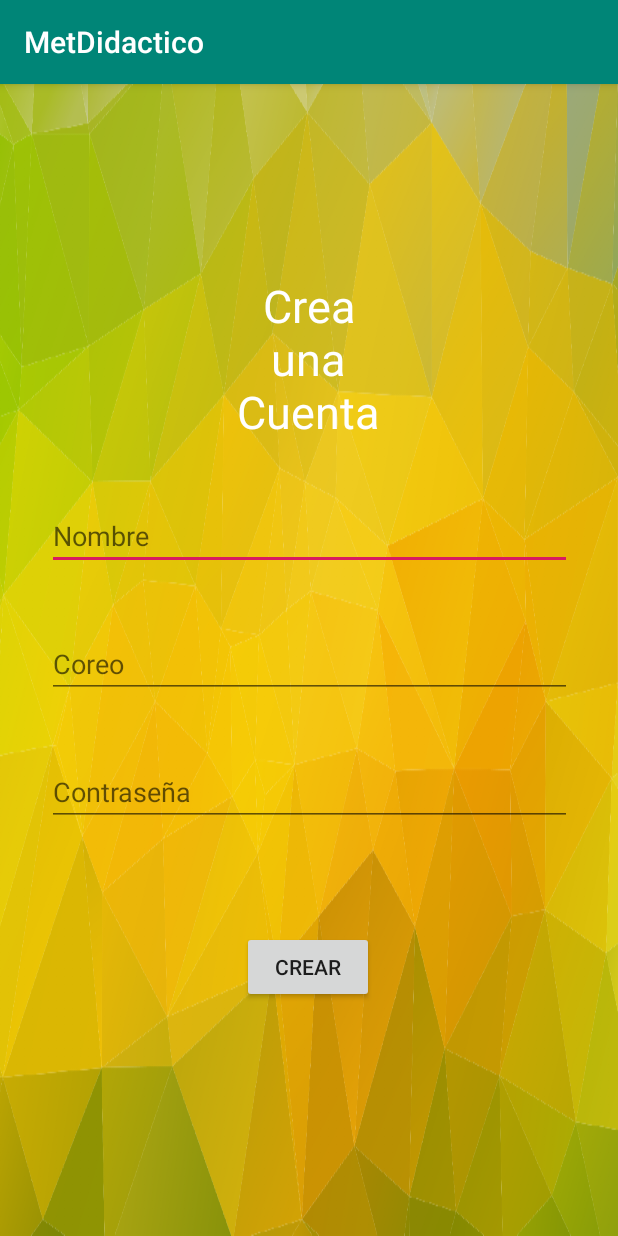
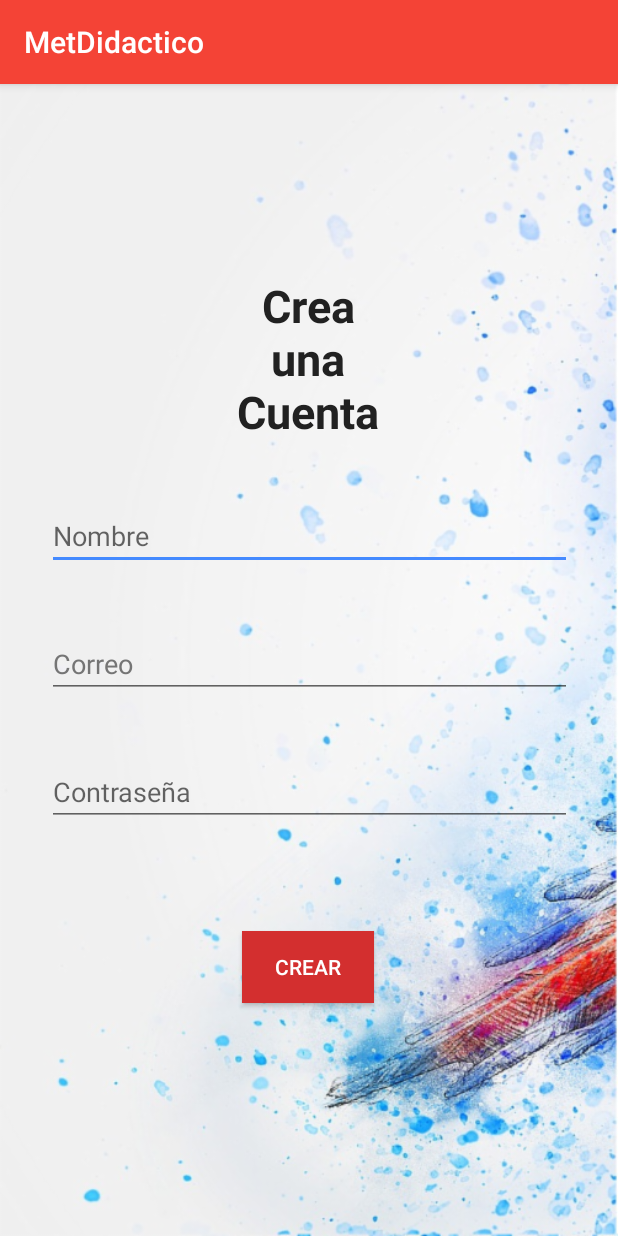
Before and after one commit to Ramon1111/Temas-Selectos-de-Programacion-1, an Android app: the screen it shows after launch (MainActivity), on a phone screen of 412 x 824 dp. Run offline under Robolectric (Android 15) with nearby library versions, the phone set to English and light mode, and no system bars.

Commit message:
[FEAT] Use Java with elements in XML

```diff
--- a/MetDidactico/app/src/main/java/com/example/metdidactico/MainActivity.java
+++ b/MetDidactico/app/src/main/java/com/example/metdidactico/MainActivity.java
@@ -1,14 +1,56 @@
 package com.example.metdidactico;
 
+import androidx.appcompat.app.AlertDialog;
 import androidx.appcompat.app.AppCompatActivity;
 
 import android.os.Bundle;
+import android.view.View;
+import android.widget.Button;
+import android.widget.EditText;
+import android.widget.Toast;
+
+import java.util.EventListener;
 
 public class MainActivity extends AppCompatActivity {
 
+    EditText edtNombre, edtCorreo, edtPassword;
+    Button btnCrear;
+
     @Override
     protected void onCreate(Bundle savedInstanceState) {
+        //Se ejecuta al incio.
         super.onCreate(savedInstanceState);
         setContentView(R.layout.activity_main);
+
+        //Los recursos se cuguardan en un archivo R por id que es un dato nimérico
+        edtNombre=findViewById(R.id.edtNombreMain);
+        edtCorreo=findViewById(R.id.edtCorreoMain);
+        edtPassword=findViewById(R.id.edtContrasenaMain);
+        btnCrear=findViewById(R.id.btnCrearMain);
+
+        btnCrear.setOnClickListener(new View.OnClickListener() {
+            @Override
+            public void onClick(View v) {
+                String Nombre=edtNombre.getText().toString();
+                String Correo=edtCorreo.getText().toString();
+                String Password=edtPassword.getText().toString();
+                if(Nombre.isEmpty()){
+                    Toast.makeText(getApplicationContext(), "Escriba su nombre", Toast.LENGTH_SHORT).show();
+                }
+                else{
+                    if(Correo.isEmpty()){
+                        Toast.makeText(getApplicationContext(), "Escriba un correo", Toast.LENGTH_SHORT).show();
+                    }
+                    else{
+                        if(Password.isEmpty()){
+                            Toast.makeText(getApplicationContext(), "Escriba una contraseña", Toast.LENGTH_SHORT).show();
+                        }
+                        else{
+                            Toast.makeText(getApplicationContext(), "Se ha registrado con éxito", Toast.LENGTH_SHORT).show();
+                        }
+                    }
+                }
+            }
+        });
     }
 }
--- /dev/null
+++ b/MetDidactico/app/src/main/res/layout/activity_login.xml
@@ -0,0 +1,6 @@
+<?xml version="1.0" encoding="utf-8"?>
+<LinearLayout xmlns:android="http://schemas.android.com/apk/res/android"
+    android:orientation="vertical" android:layout_width="match_parent"
+    android:layout_height="match_parent">
+
+</LinearLayout>
--- a/MetDidactico/app/src/main/res/layout/activity_main.xml
+++ b/MetDidactico/app/src/main/res/layout/activity_main.xml
@@ -5,12 +5,11 @@
     android:layout_width="match_parent"
     android:layout_height="match_parent"
     tools:context=".MainActivity"
-    android:background="@drawable/fondoamarillov"
+    android:background="@drawable/bird2"
     >
 
-
     <TextView
-        android:id="@+id/textView"
+        android:id="@+id/headTitleMain"
         android:layout_width="100dp"
 
         android:layout_height="wrap_content"
@@ -23,55 +22,66 @@
         app:layout_constraintTop_toTopOf="parent"
         app:layout_constraintVertical_bias="0.194"
         android:gravity="center"
-        android:textColor="@android:color/white"/>
+        android:textStyle="bold"
+        android:textColor="@color/colorPrimaryText"
+
+
+        />
 
     <EditText
         android:layout_width="350dp"
-        android:id="@+id/Nombre"
+        android:id="@+id/edtNombreMain"
         android:layout_height="wrap_content"
         android:layout_marginTop="40dp"
         app:layout_constraintEnd_toEndOf="parent"
         app:layout_constraintStart_toStartOf="parent"
-        app:layout_constraintTop_toBottomOf="@+id/textView"
+        app:layout_constraintTop_toBottomOf="@+id/headTitleMain"
         android:hint="Nombre"
+        android:textColor="@color/colorPrimaryText"
         android:inputType="textPersonName"
-        android:textColor="@android:color/white"
         />
 
     <EditText
-        android:id="@+id/editText"
+        android:id="@+id/edtCorreoMain"
         android:layout_width="350dp"
         android:layout_height="wrap_content"
         android:layout_marginTop="40dp"
-        android:hint="Coreo"
+        android:hint="Correo"
+        android:textColorHint="@color/colorSecondaryText"
+        android:textColor="@color/colorPrimaryText"
         app:layout_constraintEnd_toEndOf="parent"
         app:layout_constraintHorizontal_bias="0.508"
         app:layout_constraintStart_toStartOf="parent"
-        app:layout_constraintTop_toBottomOf="@+id/Nombre"
+        app:layout_constraintTop_toBottomOf="@+id/edtNombreMain"
         android:inputType="textEmailAddress"/>
 
     <EditText
-        android:id="@+id/editText3"
+        android:id="@+id/edtContrasenaMain"
         android:layout_width="350dp"
+        android:textColor="@color/colorPrimaryText"
         android:layout_height="wrap_content"
         android:layout_marginTop="40dp"
         app:layout_constraintEnd_toEndOf="parent"
         app:layout_constraintHorizontal_bias="0.508"
         app:layout_constraintStart_toStartOf="parent"
-        app:layout_constraintTop_toBottomOf="@+id/editText"
+        app:layout_constraintTop_toBottomOf="@+id/edtCorreoMain"
         android:hint="Contraseña"
         android:inputType="textPassword"
         />
 
     <Button
+        android:id="@+id/btnCrearMain"
         android:layout_width="wrap_content"
         android:layout_height="wrap_content"
         android:layout_marginTop="70dp"
         app:layout_constraintEnd_toEndOf="parent"
         app:layout_constraintHorizontal_bias="0.498"
         app:layout_constraintStart_toStartOf="parent"
-        app:layout_constraintTop_toBottomOf="@+id/editText3"
+        app:layout_constraintTop_toBottomOf="@+id/edtContrasenaMain"
         android:text="Crear"
+        android:background="@color/colorPrimaryDark"
+        android:textColor="@color/colorIcons"
+
         android:textAppearance="@style/TextAppearance.AppCompat.Button"
 
         />
--- a/MetDidactico/app/src/main/res/values/colors.xml
+++ b/MetDidactico/app/src/main/res/values/colors.xml
@@ -1,6 +1,11 @@
 <?xml version="1.0" encoding="utf-8"?>
 <resources>
-    <color name="colorPrimary">#008577</color>
-    <color name="colorPrimaryDark">#00574B</color>
-    <color name="colorAccent">#D81B60</color>
+    <color name="colorPrimary">#F44336</color>
+    <color name="colorPrimaryDark">#D32F2F</color>
+    <color name="colorPrimaryLight">#FFCDD2</color>
+    <color name="colorAccent">#448AFF</color>
+    <color name="colorPrimaryText">#212121</color>
+    <color name="colorSecondaryText">#757575</color>
+    <color name="colorIcons">#FFFFFF</color>
+    <color name="colorDivider">#BDBDBD</color>
 </resources>
```
Also changed, not shown: MetDidactico/app/src/main/res/drawable-hdpi/bird2.png (added), MetDidactico/app/src/main/res/drawable-xhdpi/bird2.png (added), MetDidactico/app/src/main/res/drawable-xxhdpi/bird2.png (added), 1 other file.
